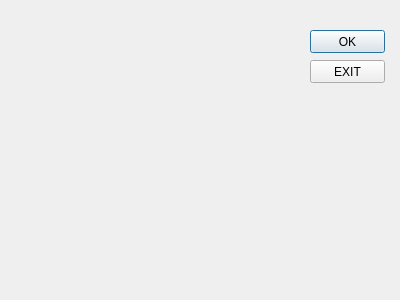
Qt form window.ui (Cortezoo/SENSOR_Terminal) before a commit.
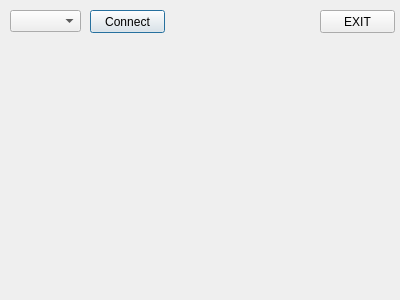
The same form after that commit.

Commit message: com detect added

```diff
--- a/window.ui
+++ b/window.ui
@@ -16,21 +16,21 @@
   <widget class="QPushButton" name="buttonOK">
    <property name="geometry">
     <rect>
-     <x>310</x>
-     <y>30</y>
+     <x>90</x>
+     <y>10</y>
      <width>75</width>
      <height>23</height>
     </rect>
    </property>
    <property name="text">
-    <string>OK</string>
+    <string>Connect</string>
    </property>
   </widget>
   <widget class="QPushButton" name="buttonEXIT">
    <property name="geometry">
     <rect>
-     <x>310</x>
-     <y>60</y>
+     <x>320</x>
+     <y>10</y>
      <width>75</width>
      <height>23</height>
     </rect>
@@ -39,6 +39,16 @@
     <string>EXIT</string>
    </property>
   </widget>
+  <widget class="QComboBox" name="comboCOM">
+   <property name="geometry">
+    <rect>
+     <x>10</x>
+     <y>10</y>
+     <width>71</width>
+     <height>22</height>
+    </rect>
+   </property>
+  </widget>
  </widget>
  <resources/>
  <connections/>
```
Left out of the diff: 2 changed lines with no effect on the pictures. The commit also changes 1 other file.
